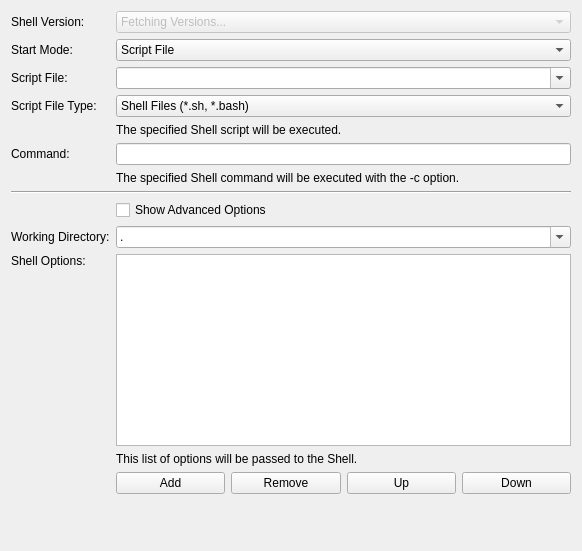
The window that src/brickv/plugin_system/plugins/red/ui/program_page_shell.ui (Tinkerforge/brickv) describes before a commit, drawn with Qt 5.
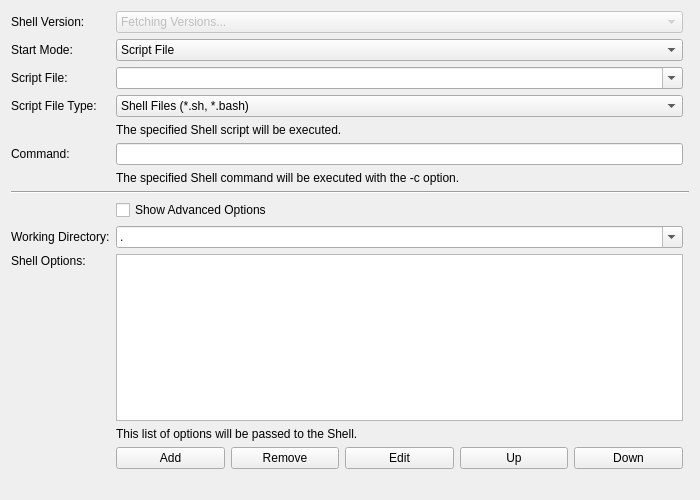
The same window after the commit. Custom widgets are drawn as their Qt base class.

Commit message: red: Add edit buttons to program wizard list editors

Diff of the .ui file:
```diff
--- a/src/brickv/plugin_system/plugins/red/ui/program_page_shell.ui
+++ b/src/brickv/plugin_system/plugins/red/ui/program_page_shell.ui
@@ -6,8 +6,8 @@
    <rect>
     <x>0</x>
     <y>0</y>
-    <width>582</width>
-    <height>551</height>
+    <width>700</width>
+    <height>500</height>
    </rect>
   </property>
   <property name="windowTitle">
@@ -26,7 +26,7 @@
        </property>
       </widget>
      </item>
-     <item row="0" column="1" colspan="4">
+     <item row="0" column="1" colspan="5">
       <widget class="QComboBox" name="combo_version">
        <property name="enabled">
         <bool>false</bool>
@@ -54,7 +54,7 @@
        </property>
       </widget>
      </item>
-     <item row="1" column="1" colspan="4">
+     <item row="1" column="1" colspan="5">
       <widget class="QComboBox" name="combo_start_mode">
        <item>
         <property name="text">
@@ -78,7 +78,7 @@
        </property>
       </widget>
      </item>
-     <item row="2" column="1" colspan="4">
+     <item row="2" column="1" colspan="5">
       <widget class="QComboBox" name="combo_script_file">
        <property name="editable">
         <bool>true</bool>
@@ -88,7 +88,7 @@
        </property>
       </widget>
      </item>
-     <item row="4" column="1" colspan="4">
+     <item row="4" column="1" colspan="5">
       <widget class="QLabel" name="label_script_file_help">
        <property name="text">
         <string>The specified Shell script will be executed.</string>
@@ -108,10 +108,10 @@
        </property>
       </widget>
      </item>
-     <item row="5" column="1" colspan="4">
+     <item row="5" column="1" colspan="5">
       <widget class="QLineEdit" name="edit_command"/>
      </item>
-     <item row="6" column="1" colspan="4">
+     <item row="6" column="1" colspan="5">
       <widget class="QLabel" name="label_command_help">
        <property name="text">
         <string>The specified Shell command will be executed with the -c option.</string>
@@ -121,7 +121,7 @@
        </property>
       </widget>
      </item>
-     <item row="8" column="1" colspan="4">
+     <item row="8" column="1" colspan="5">
       <widget class="QCheckBox" name="check_show_advanced_options">
        <property name="text">
         <string>Show Advanced Options</string>
@@ -138,7 +138,7 @@
        </property>
       </widget>
      </item>
-     <item row="9" column="1" colspan="4">
+     <item row="9" column="1" colspan="5">
       <widget class="QComboBox" name="combo_working_directory">
        <property name="editable">
         <bool>true</bool>
@@ -166,10 +166,10 @@
        </property>
       </widget>
      </item>
-     <item row="10" column="1" colspan="4">
+     <item row="10" column="1" colspan="5">
       <widget class="ExpandingListWidget" name="list_options"/>
      </item>
-     <item row="11" column="1" colspan="4">
+     <item row="11" column="1" colspan="5">
       <widget class="QLabel" name="label_options_help">
        <property name="text">
         <string>This list of options will be passed to the Shell.</string>
@@ -186,35 +186,14 @@
        </property>
       </widget>
      </item>
-     <item row="12" column="2">
-      <widget class="QPushButton" name="button_remove_option">
-       <property name="text">
-        <string>Remove</string>
-       </property>
-      </widget>
-     </item>
-     <item row="12" column="3">
-      <widget class="QPushButton" name="button_up_option">
-       <property name="text">
-        <string>Up</string>
-       </property>
-      </widget>
-     </item>
-     <item row="12" column="4">
-      <widget class="QPushButton" name="button_down_option">
-       <property name="text">
-        <string>Down</string>
-       </property>
-      </widget>
-     </item>
-     <item row="7" column="0" colspan="5">
+     <item row="7" column="0" colspan="7">
       <widget class="Line" name="line">
        <property name="orientation">
         <enum>Qt::Horizontal</enum>
        </property>
       </widget>
      </item>
-     <item row="3" column="1" colspan="4">
+     <item row="3" column="1" colspan="5">
       <widget class="QComboBox" name="combo_script_file_type">
        <property name="currentIndex">
         <number>1</number>
@@ -241,7 +220,7 @@
        </property>
       </widget>
      </item>
-     <item row="13" column="1" colspan="4">
+     <item row="13" column="1" colspan="5">
       <widget class="QLabel" name="label_spacer">
        <property name="sizePolicy">
         <sizepolicy hsizetype="Preferred" vsizetype="Preferred">
@@ -254,6 +233,34 @@
        </property>
       </widget>
      </item>
+     <item row="12" column="2">
+      <widget class="QPushButton" name="button_remove_option">
+       <property name="text">
+        <string>Remove</string>
+       </property>
+      </widget>
+     </item>
+     <item row="12" column="3">
+      <widget class="QPushButton" name="button_edit_option">
+       <property name="text">
+        <string>Edit</string>
+       </property>
+      </widget>
+     </item>
+     <item row="12" column="4">
+      <widget class="QPushButton" name="button_up_option">
+       <property name="text">
+        <string>Up</string>
+       </property>
+      </widget>
+     </item>
+     <item row="12" column="5">
+      <widget class="QPushButton" name="button_down_option">
+       <property name="text">
+        <string>Down</string>
+       </property>
+      </widget>
+     </item>
     </layout>
    </item>
   </layout>
```
Left out of the diff: 1 changed line with no effect on the pictures. The commit also changes 27 other files.
